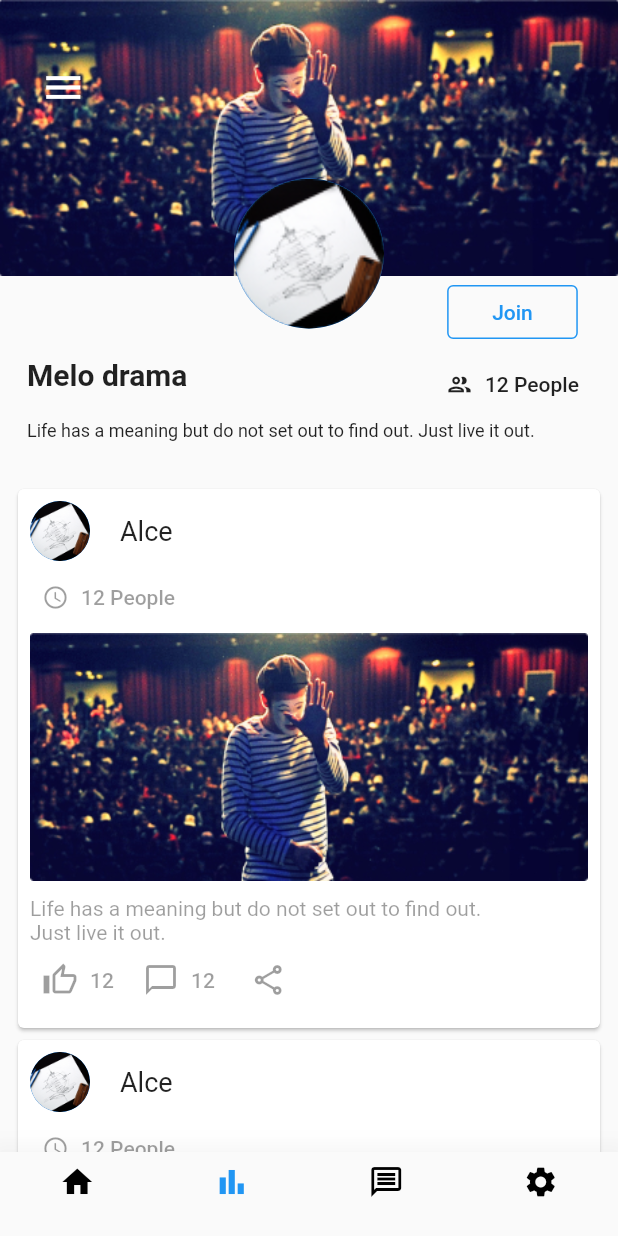
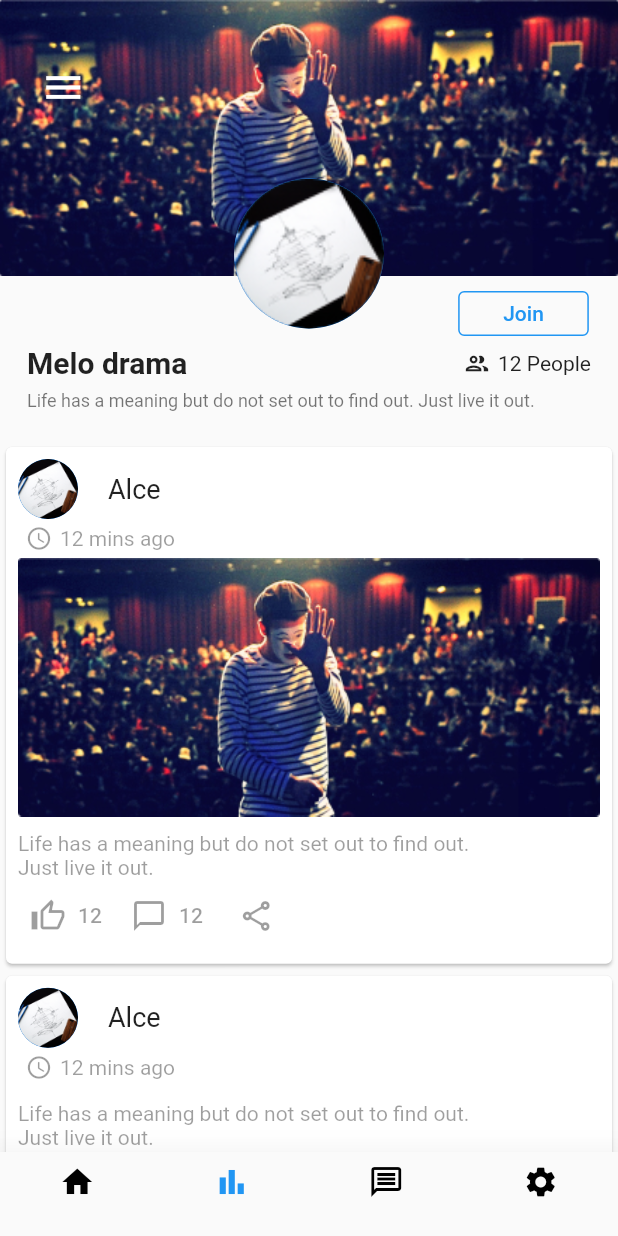
Before and after one commit to dipakp2726/hash, a Flutter app: the Homepage screen opened directly, on a phone screen of 412 x 824 dp. Run offline on Flutter 3.47's test engine with Material 2 defaults, Android fonts, the phone set to English and light mode, and no system bars.

Commit message:
hashtab and hashdrawer remaining changes completed

```diff
--- a/lib/src/hashdrawer.dart
+++ b/lib/src/hashdrawer.dart
@@ -22,9 +22,8 @@ class _HashDrawerState extends State<HashDrawer> {
             //  padding: EdgeInsets.fromLTRB(18, 60, 17, 0),
             child: Container(
               decoration: BoxDecoration(
-                  boxShadow: [BoxShadow(color: Colors.grey[200])]),
+                  boxShadow: [BoxShadow(color: Colors.grey[100])]),
               width: 100,
-              child: Expanded(
               child: Padding(
                 padding: EdgeInsets.fromLTRB(18, 60, 17, 0),
                 child: CustomScrollView(
@@ -51,7 +50,6 @@ class _HashDrawerState extends State<HashDrawer> {
                       ]),
                     ),
                   ],
-                  ),
                 ),
               ),
             ),
--- a/lib/src/hashtab.dart
+++ b/lib/src/hashtab.dart
@@ -56,7 +56,7 @@ class _HashTabState extends State<HashTab> {
           ),
         ),
         Container(
-          padding: EdgeInsets.fromLTRB(18, 0, 18, 0),
+          padding: EdgeInsets.fromLTRB(18, 10, 18, 0),
           child: Column(
             crossAxisAlignment: CrossAxisAlignment.start,
             mainAxisAlignment: MainAxisAlignment.spaceBetween,
@@ -77,11 +77,10 @@ class _HashTabState extends State<HashTab> {
                   _buildJoinAndFollowers(),
                 ],
               ),
+              SizedBox(height: 5),
               Text(
                 'Life has a meaning but do not set out to find out. Just live it out.',
-                style: TextStyle(
-                  fontSize: 12.0,
-                ),
+                style: TextStyle(fontSize: 12.0, color: Colors.black54),
               ),
             ],
           ),
@@ -92,14 +91,21 @@ class _HashTabState extends State<HashTab> {
         SizedBox(height: 20),
 
         Expanded(
-          child: ListView.builder(
-            padding: EdgeInsets.all(8),
-            // itemCount: 1,
-            itemBuilder: (BuildContext context, int index) {
-              return PostItemCard();
-            },
+          child: CustomScrollView(
+            slivers: <Widget>[
+              SliverList(
+                delegate: SliverChildBuilderDelegate(
+                    (BuildContext context, int index) {
+                  return index.isEven
+                      ? PostItemCard(
+                          image: true,
+                        )
+                      : PostItemCard();
+                }),
+              )
+            ],
           ),
-        )
+        ),
       ],
     );
   }
@@ -113,9 +119,11 @@ class _HashTabState extends State<HashTab> {
           children: [
             state.isCommnunityjoined
                 ? SizedBox(
-                    height: 20,
+                    height: 30,
                   )
-                : OutlinedButton(
+                : SizedBox(
+                    height: 30,
+                    child: OutlinedButton(
                       onPressed: () {
                         state.joinCommunity();
                       },
@@ -124,17 +132,21 @@ class _HashTabState extends State<HashTab> {
                           side: BorderSide(color: Colors.blue)),
                       child: Text('Join'),
                     ),
-            TextButton.icon(
-              icon: Icon(
+                  ),
+            SizedBox(height: 5),
+            Padding(
+              padding: const EdgeInsets.symmetric(vertical: 4.0),
+              child: Row(
+                children: <Widget>[
+                  SizedBox(width: 5),
+                  Icon(
                     Icons.people_outline_outlined,
                     size: 18,
                   ),
-              style: ButtonStyle(
-                foregroundColor:
-                    MaterialStateProperty.all<Color>(Colors.black87),
+                  SizedBox(width: 5),
+                  Text("$followers People"),
+                ],
               ),
-              label: Text("$followers People"),
-              onPressed: null,
             ),
           ],
         );
@@ -144,9 +156,9 @@ class _HashTabState extends State<HashTab> {
 }
 
 class PostItemCard extends StatelessWidget {
-  const PostItemCard({
-    Key key,
-  }) : super(key: key);
+  PostItemCard({Key key, this.image = false}) : super(key: key);
+
+  final bool image;
 
   @override
   Widget build(BuildContext context) {
@@ -170,11 +182,22 @@ class PostItemCard extends StatelessWidget {
                 ),
               ],
             ),
-            TextButton.icon(
-              icon: Icon(Icons.access_time_rounded, size: 18),
-              label: Text("12 People"),
-              onPressed: null,
+            Padding(
+              padding: const EdgeInsets.symmetric(vertical: 4.0),
+              child: Row(
+                children: <Widget>[
+                  SizedBox(width: 5),
+                  Icon(
+                    Icons.access_time_rounded,
+                    size: 18,
+                    color: Colors.black38,
                   ),
+                  SizedBox(width: 5),
+                  Text("12 mins ago", style: TextStyle(color: Colors.black38)),
+                ],
+              ),
+            ),
+            if (image)
               Image(
                 image: AssetImage('assets/faith.png'),
                 fit: BoxFit.cover,
```
Lines whose indentation alone changed are shown as unchanged.
